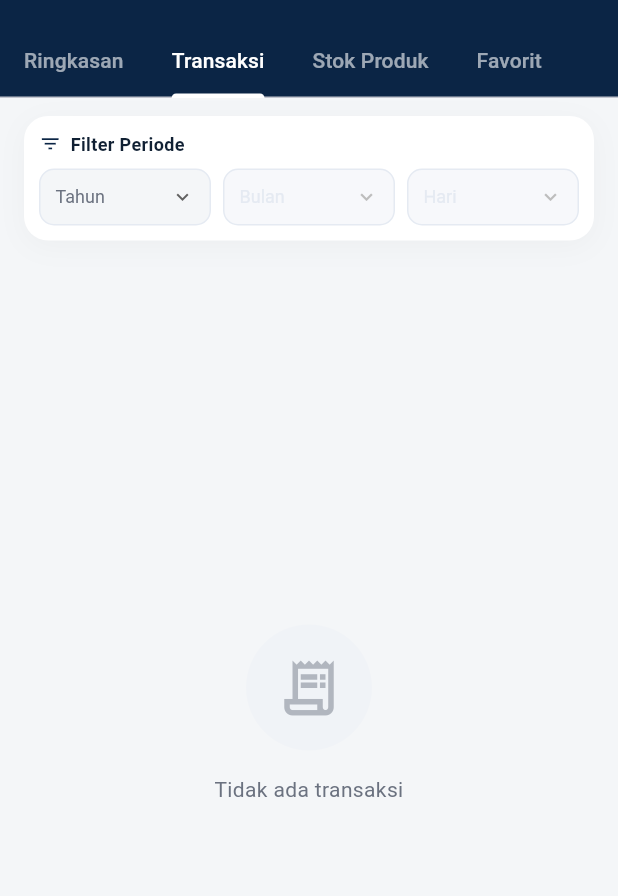
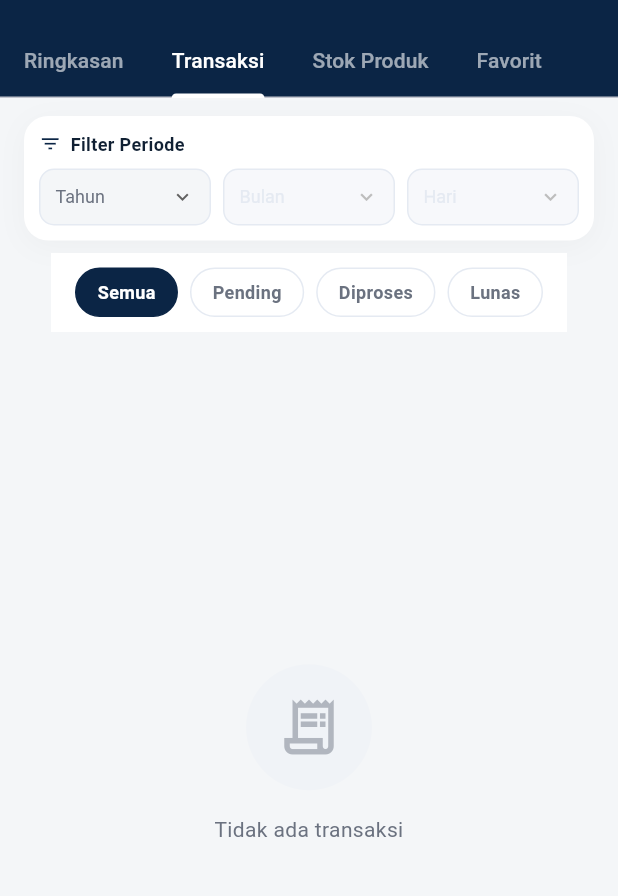
Before and after one commit to leovern123/bengkelku_app, a Flutter app: the ReportScreen screen opened by its route, tab 2 chosen, on a phone screen of 412 x 824 dp, the part 58-954 px from its top. Run offline on Flutter 3.47's test engine with Material 3 defaults, Android fonts, the phone set to English and light mode, and no system bars; our stand-ins replace dio, fl_chart, flutter_local_notifications, image_picker, pdf, printing and 1 more; accounts and stored records are empty; network calls fail.

Commit message:
feat(report): add transaction filter chips for improved transaction management

```diff
--- a/lib/screens/order/order_list_screen.dart
+++ b/lib/screens/order/order_list_screen.dart
@@ -134,6 +134,12 @@ class _OrderListScreenState extends State<OrderListScreen> {
                                                   fontWeight: FontWeight.w800,
                                                   fontSize: 13,
                                                   color: AppColors.primary)),
+                                          Text(
+                                            o.createdAt?.substring(0, 10) ?? '',
+                                            style: const TextStyle(
+                                                fontSize: 11,
+                                                color: AppColors.textMuted),
+                                          ),
                                         ],
                                       ),
                                     ),
--- a/lib/screens/report/report_screen.dart
+++ b/lib/screens/report/report_screen.dart
@@ -27,6 +27,7 @@ class _ReportScreenState extends State<ReportScreen>
 
   List<TransactionReport> _transactions = [];
   bool _txLoading = true;
+  String _txFilter = 'all';
 
   List<StockReport> _stocks = [];
   bool _stockLoading = true;
@@ -791,19 +792,76 @@ class _ReportScreenState extends State<ReportScreen>
   // TAB 2 — TRANSAKSI
   // ══════════════════════════════════════════════════════════════════════
 
+  List<TransactionReport> get _txFiltered {
+    switch (_txFilter) {
+      case 'pending':
+        return _transactions.where((t) => t.orderStatus == 'pending').toList();
+      case 'process':
+        return _transactions.where((t) => t.orderStatus == 'process').toList();
+      case 'lunas':
+        return _transactions.where((t) => t.isPaid).toList();
+      default:
+        return _transactions;
+    }
+  }
+
   Widget _buildTransaksi() {
+    final list = _txFiltered;
     return RefreshIndicator(
       onRefresh: _loadTransactions,
       child: _txLoading
           ? const Center(child: CircularProgressIndicator())
-          : _transactions.isEmpty
-              ? const EmptyState(message: 'Tidak ada transaksi', icon: Icons.receipt_long_outlined)
-              : ListView.separated(
-                  padding: const EdgeInsets.all(16),
-                  itemCount: _transactions.length,
-                  separatorBuilder: (_, __) => const SizedBox(height: 8),
-                  itemBuilder: (_, i) => _txCard(_transactions[i]),
+          : Column(children: [
+              // Filter chips
+              Container(
+                color: AppColors.card,
+                padding: const EdgeInsets.fromLTRB(16, 10, 16, 10),
+                child: SingleChildScrollView(
+                  scrollDirection: Axis.horizontal,
+                  child: Row(children: [
+                    _txChip('all', 'Semua', AppColors.primary),
+                    const SizedBox(width: 8),
+                    _txChip('pending', 'Pending', AppColors.primary),
+                    const SizedBox(width: 8),
+                    _txChip('process', 'Diproses', AppColors.orange),
+                    const SizedBox(width: 8),
+                    _txChip('lunas', 'Lunas', AppColors.green),
+                  ]),
                 ),
+              ),
+              Expanded(
+                child: list.isEmpty
+                    ? const EmptyState(message: 'Tidak ada transaksi', icon: Icons.receipt_long_outlined)
+                    : ListView.separated(
+                        padding: const EdgeInsets.all(16),
+                        itemCount: list.length,
+                        separatorBuilder: (_, __) => const SizedBox(height: 8),
+                        itemBuilder: (_, i) => _txCard(list[i]),
+                      ),
+              ),
+            ]),
+    );
+  }
+
+  Widget _txChip(String key, String label, Color color) {
+    final active = _txFilter == key;
+    return GestureDetector(
+      onTap: () => setState(() => _txFilter = key),
+      child: AnimatedContainer(
+        duration: const Duration(milliseconds: 180),
+        padding: const EdgeInsets.symmetric(horizontal: 14, vertical: 7),
+        decoration: BoxDecoration(
+          color: active ? color : Colors.transparent,
+          borderRadius: BorderRadius.circular(99),
+          border: Border.all(color: active ? color : AppColors.border),
+        ),
+        child: Text(label,
+            style: TextStyle(
+              fontSize: 12,
+              fontWeight: FontWeight.w700,
+              color: active ? Colors.white : AppColors.textMuted,
+            )),
+      ),
     );
   }
 
```
